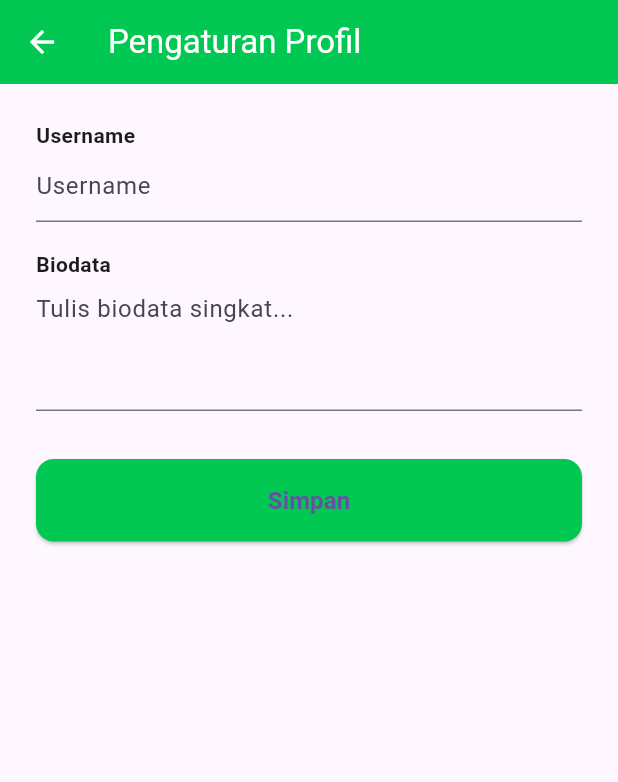
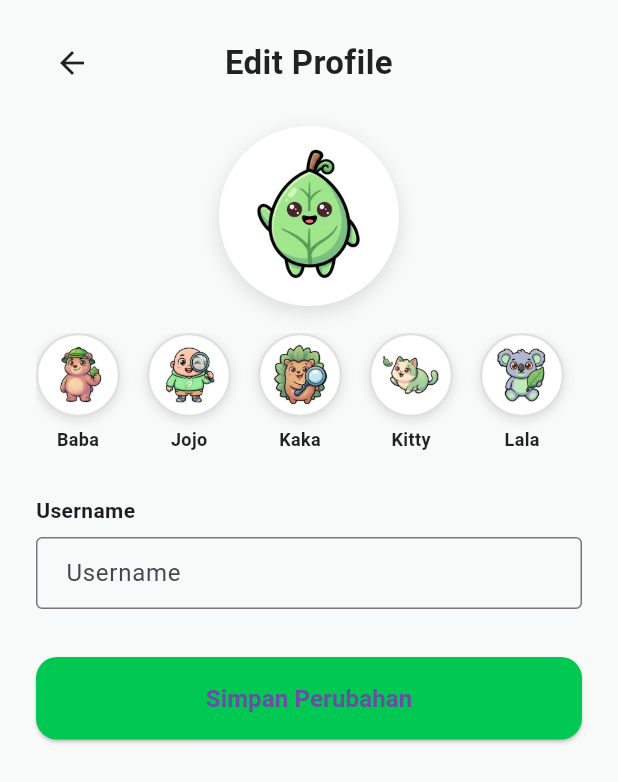
Before and after one commit to koctaa04/Leafy-PBL, a Flutter app: the SettingsScreen screen opened directly, on a phone screen of 412 x 824 dp. Shown: the top 782 px of the screen. Run offline on Flutter 3.47's test engine with Material 3 defaults, Android fonts, the light colour scheme and no system bars; our stand-ins replace camera, cloud_firestore, firebase_auth, firebase_core, flutter_tts, image_picker; accounts and stored records are empty.

Commit message:
feat(settings): memperbaiki tampilan dari halaman setting

```diff
--- a/lib/screens/_badge_collection_row.dart
+++ b/lib/screens/_badge_collection_row.dart
@@ -10,7 +10,7 @@ class _BadgeCollectionRow extends StatelessWidget {
     _BadgeData('assets/Badge Bidang Keahlian/Badge-Ahli-Menyirip.png', true),
   ];
 
-  const _BadgeCollectionRow({super.key});
+  const _BadgeCollectionRow();
 
   @override
   Widget build(BuildContext context) {
--- a/lib/screens/login_screen.dart
+++ b/lib/screens/login_screen.dart
@@ -55,7 +55,7 @@ class _LoginScreenState extends State<LoginScreen> {
         _isLoading = false;
       });
       Navigator.pushReplacementNamed(context, '/home');
-    } on FirebaseAuthException catch (e) {
+    } on FirebaseAuthException {
       setState(() {
         _isLoading = false;
         // Always show user-friendly error for login failure
--- a/lib/screens/profile_edit_screen.dart
+++ b/lib/screens/profile_edit_screen.dart
@@ -271,7 +271,7 @@ class _BottomSheetPicker extends StatelessWidget {
               controller: FixedExtentScrollController(initialItem: selectedIndex),
               onSelectedItemChanged: (i) {},
               childDelegate: ListWheelChildBuilderDelegate(
-                builder: (ctx, i) => i == null || i < 0 || i >= items.length
+                builder: (ctx, i) => i < 0 || i >= items.length
                     ? null
                     : Center(
                         child: Text(
--- a/lib/screens/settings_screen.dart
+++ b/lib/screens/settings_screen.dart
@@ -2,6 +2,7 @@ import 'package:flutter/material.dart';
 import 'package:firebase_auth/firebase_auth.dart';
 import 'package:cloud_firestore/cloud_firestore.dart';
 import '../models/user_profile.dart';
+import 'dart:math';
 
 class SettingsScreen extends StatefulWidget {
   const SettingsScreen({super.key});
@@ -11,11 +12,11 @@ class SettingsScreen extends StatefulWidget {
 }
 
 class _SettingsScreenState extends State<SettingsScreen> {
-  final _bioController = TextEditingController();
   final _usernameController = TextEditingController();
   bool _loading = true;
   bool _saving = false;
   String? _error;
+  String _selectedCharacter = 'Lumi';
 
   @override
   void initState() {
@@ -36,7 +37,7 @@ class _SettingsScreenState extends State<SettingsScreen> {
       final doc = await FirebaseFirestore.instance.collection('users').doc(user.uid).get();
       final profile = doc.exists ? UserProfile.fromFirestore(doc) : UserProfile(uid: user.uid, displayName: user.displayName ?? '', email: user.email);
       _usernameController.text = profile.displayName ?? '';
-      _bioController.text = profile.bio ?? '';
+      _selectedCharacter = (profile.character ?? 'Lumi').trim().isEmpty ? 'Lumi' : profile.character!;
       setState(() {
         _loading = false;
       });
@@ -56,7 +57,7 @@ class _SettingsScreenState extends State<SettingsScreen> {
       await FirebaseFirestore.instance.collection('users').doc(user.uid).set({
         'displayName': _usernameController.text.trim(),
         'username': _usernameController.text.trim(),
-        'bio': _bioController.text.trim(),
+        'character': _selectedCharacter,
       }, SetOptions(merge: true));
       setState(() { _saving = false; });
       if (mounted) Navigator.pop(context, true);
@@ -70,43 +71,149 @@ class _SettingsScreenState extends State<SettingsScreen> {
 
   @override
   void dispose() {
-    _bioController.dispose();
     _usernameController.dispose();
     super.dispose();
   }
 
   @override
   Widget build(BuildContext context) {
+    final characterList = [
+      'Baba', 'Jojo', 'Kaka', 'Kitty', 'Lala', 'Lumi', 'Milo', 'Nori', 'Tata'
+    ];
     return Scaffold(
-      appBar: AppBar(
-        title: const Text('Pengaturan Profil'),
-        backgroundColor: const Color(0xFF00C853),
-        foregroundColor: Colors.white,
-      ),
+      backgroundColor: const Color(0xFFF7FAF8),
       body: _loading
           ? const Center(child: CircularProgressIndicator())
-          : Padding(
-              padding: const EdgeInsets.all(24.0),
+          : SafeArea(
+              child: SingleChildScrollView(
+                child: Padding(
+                  padding: const EdgeInsets.symmetric(horizontal: 24, vertical: 18),
                   child: Column(
-                crossAxisAlignment: CrossAxisAlignment.start,
+                    crossAxisAlignment: CrossAxisAlignment.center,
                     children: [
+                      // Top bar: back + title
+                      Row(
+                        children: [
+                          IconButton(
+                            icon: const Icon(Icons.arrow_back, color: Colors.black87),
+                            onPressed: () => Navigator.pop(context),
+                          ),
+                          const Expanded(
+                            child: Text(
+                              'Edit Profile',
+                              textAlign: TextAlign.center,
+                              style: TextStyle(fontSize: 22, fontWeight: FontWeight.bold, color: Colors.black87),
+                            ),
+                          ),
+                          SizedBox(width: 48), // agar judul tetap di tengah
+                        ],
+                      ),
+                      const SizedBox(height: 18),
+                      // Karakter besar
+                      Center(
+                        child: Container(
+                          width: 120,
+                          height: 120,
+                          decoration: BoxDecoration(
+                            shape: BoxShape.circle,
+                            color: Colors.white,
+                            boxShadow: [
+                              BoxShadow(
+                                color: Colors.black12,
+                                blurRadius: 10,
+                                offset: Offset(0, 4),
+                              ),
+                            ],
+                          ),
+                          child: ClipOval(
+                            child: Image.asset(
+                              'assets/Character/$_selectedCharacter.png',
+                              fit: BoxFit.contain,
+                              errorBuilder: (context, error, stackTrace) => const Icon(Icons.pets, size: 60, color: Colors.grey),
+                            ),
+                          ),
+                        ),
+                      ),
+                      const SizedBox(height: 18),
+                      // Pilihan karakter
+                      SizedBox(
+                        height: 80,
+                        child: ListView.separated(
+                          scrollDirection: Axis.horizontal,
+                          itemCount: characterList.length,
+                          separatorBuilder: (_, __) => const SizedBox(width: 18),
+                          itemBuilder: (context, i) {
+                            final char = characterList[i];
+                            final isSelected = char == _selectedCharacter;
+                            return GestureDetector(
+                              onTap: () {
+                                setState(() {
+                                  _selectedCharacter = char;
+                                });
+                              },
+                              child: Column(
+                                children: [
+                                  Container(
+                                    width: 56,
+                                    height: 56,
+                                    decoration: BoxDecoration(
+                                      shape: BoxShape.circle,
+                                      color: isSelected ? const Color(0xFFB2FF59) : Colors.white,
+                                      border: Border.all(
+                                        color: isSelected ? const Color(0xFF00C853) : Colors.grey[300]!,
+                                        width: isSelected ? 3 : 1.5,
+                                      ),
+                                      boxShadow: [
+                                        BoxShadow(
+                                          color: Colors.black12,
+                                          blurRadius: 6,
+                                          offset: Offset(0, 2),
+                                        ),
+                                      ],
+                                    ),
+                                    child: ClipOval(
+                                      child: Image.asset(
+                                        'assets/Character/$char.png',
+                                        fit: BoxFit.contain,
+                                        errorBuilder: (context, error, stackTrace) => const Icon(Icons.pets, size: 32, color: Colors.grey),
+                                      ),
+                                    ),
+                                  ),
+                                  const SizedBox(height: 6),
+                                  Text(
+                                    char,
+                                    style: TextStyle(
+                                      fontSize: 12,
+                                      fontWeight: FontWeight.w600,
+                                      color: isSelected ? const Color(0xFF00C853) : Colors.black87,
+                                    ),
+                                  ),
+                                ],
+                              ),
+                            );
+                          },
+                        ),
+                      ),
+                      const SizedBox(height: 28),
+                      // Username
+                      Align(
+                        alignment: Alignment.centerLeft,
+                        child: const Text('Username', style: TextStyle(fontWeight: FontWeight.bold)),
+                      ),
+                      const SizedBox(height: 8),
+                      TextField(
+                        controller: _usernameController,
+                        decoration: const InputDecoration(
+                          hintText: 'Username',
+                          border: OutlineInputBorder(),
+                          contentPadding: EdgeInsets.symmetric(horizontal: 16, vertical: 12),
+                        ),
+                      ),
+                      const SizedBox(height: 32),
                       if (_error != null) ...[
                         Text(_error!, style: const TextStyle(color: Colors.red)),
                         const SizedBox(height: 12),
                       ],
-                  const Text('Username', style: TextStyle(fontWeight: FontWeight.bold)),
-                  TextField(
-                    controller: _usernameController,
-                    decoration: const InputDecoration(hintText: 'Username'),
-                  ),
-                  const SizedBox(height: 18),
-                  const Text('Biodata', style: TextStyle(fontWeight: FontWeight.bold)),
-                  TextField(
-                    controller: _bioController,
-                    maxLines: 3,
-                    decoration: const InputDecoration(hintText: 'Tulis biodata singkat...'),
-                  ),
-                  const SizedBox(height: 32),
                       SizedBox(
                         width: double.infinity,
                         child: ElevatedButton(
@@ -114,16 +221,18 @@ class _SettingsScreenState extends State<SettingsScreen> {
                           style: ElevatedButton.styleFrom(
                             backgroundColor: const Color(0xFF00C853),
                             padding: const EdgeInsets.symmetric(vertical: 16),
-                        shape: RoundedRectangleBorder(borderRadius: BorderRadius.circular(12)),
+                            shape: RoundedRectangleBorder(borderRadius: BorderRadius.circular(14)),
                           ),
                           child: _saving
                               ? const SizedBox(height: 18, width: 18, child: CircularProgressIndicator(strokeWidth: 2, color: Colors.white))
-                          : const Text('Simpan', style: TextStyle(fontSize: 16, fontWeight: FontWeight.bold)),
+                              : const Text('Simpan Perubahan', style: TextStyle(fontSize: 16, fontWeight: FontWeight.bold)),
                         ),
                       ),
                     ],
                   ),
                 ),
+              ),
+            ),
     );
   }
 }
```
Also changed, not shown: assets/Character/Baba.png, assets/Character/Jojo.png, assets/Character/Kaka.png, assets/Character/Kitty.png, assets/Character/Lala.png, assets/Character/Milo.png, assets/Character/Nori.png, assets/Character/Tata.png. Lines whose indentation alone changed are shown as unchanged.
